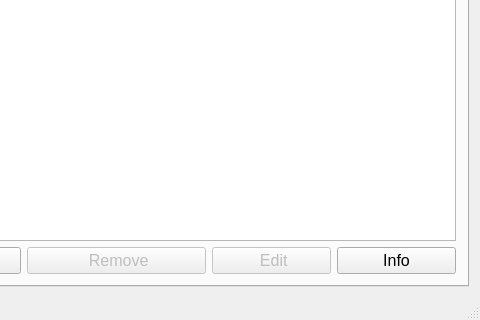
Above: mainwindow.ui from ManiSigt/Verklegt-nams before the change; both pictures show x 182 to 662 and y 173 to 493 of the 662 by 493 pixel window. Below: the same form after it.
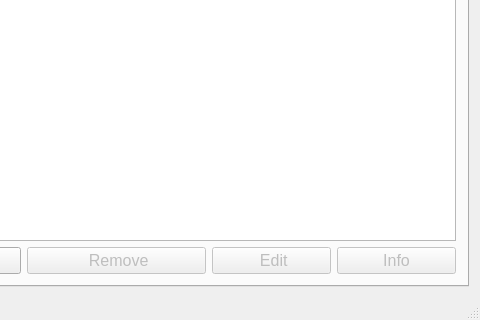
That is the form after the change. Icons and pictures are not drawn.

What changed in the file:
```diff
--- a/mainwindow.ui
+++ b/mainwindow.ui
@@ -112,6 +112,9 @@
         </item>
         <item row="5" column="3">
          <widget class="QPushButton" name="button_scientist_info">
+          <property name="enabled">
+           <bool>false</bool>
+          </property>
           <property name="text">
            <string>Info</string>
           </property>
```
Left out of the diff: 80 changed lines with no effect on the pictures.
